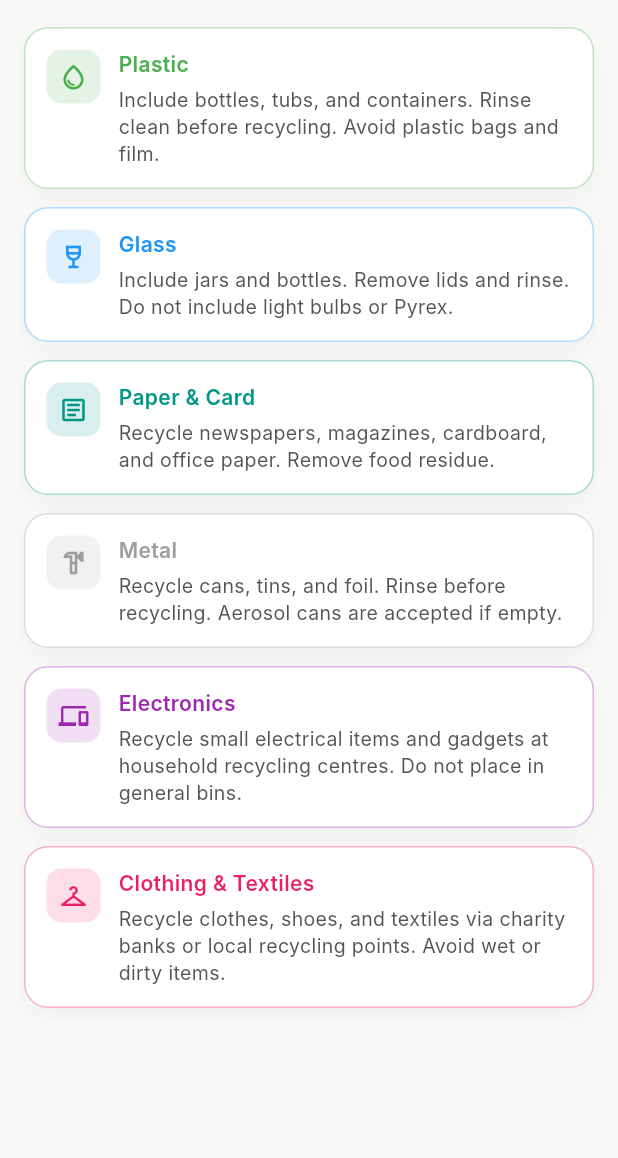
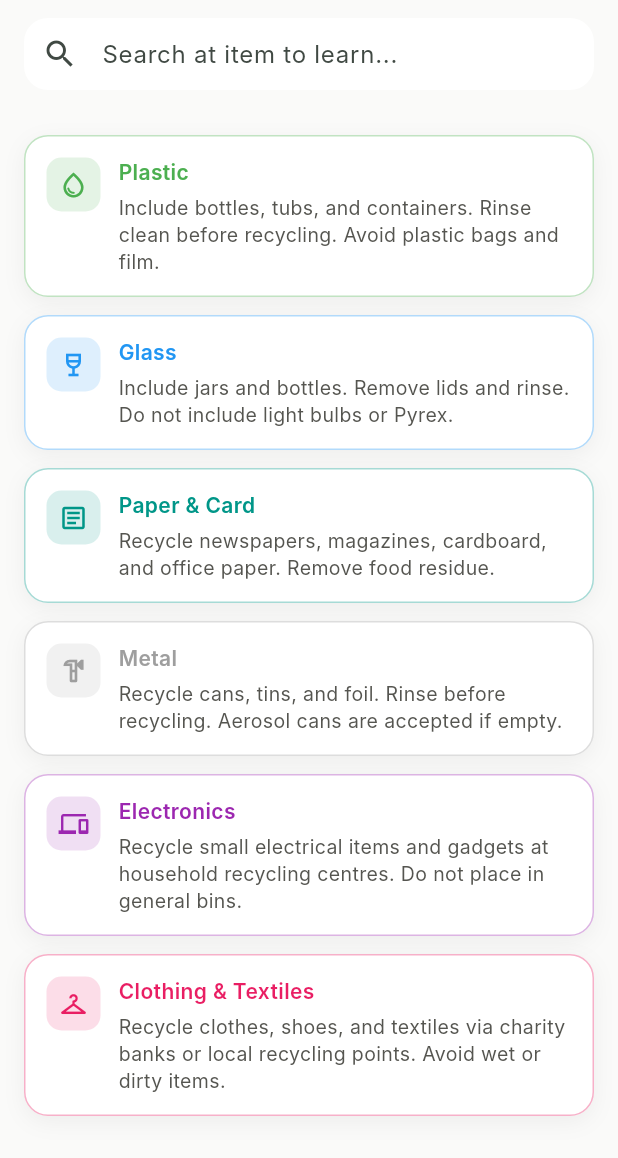
Before and after one commit to danielriddell21/hackpompey-recycling, a Flutter app: the LearnScreen screen opened directly, on a phone screen of 412 x 824 dp, the part 78-1236 px from its top. Run offline on Flutter 3.47's test engine with Material 3 defaults, Android fonts, the phone set to English and light mode, and no system bars; our stand-ins replace flutter_map, geolocator, image_picker, latlong2; missing offline and left inert: grpc, mobile_scanner, protobuf; Roboto replaces fonts that are missing (Inter); statements that could not run were skipped.

Commit message:
add search bar

```diff
--- a/flutter/barcode_scanner_app/lib/screens/learn_screen.dart
+++ b/flutter/barcode_scanner_app/lib/screens/learn_screen.dart
@@ -3,9 +3,14 @@ import '../theme/app_theme.dart';
 
 enum LearnCategory { plastic, glass, paper, metal, electronics, clothing }
 
-class LearnScreen extends StatelessWidget {
+class LearnScreen extends StatefulWidget {
   const LearnScreen({super.key});
 
+  @override
+  State<LearnScreen> createState() => _LearnScreenState();
+}
+
+class _LearnScreenState extends State<LearnScreen> {
   static const _categoryMeta = <LearnCategory, (String, Color, IconData, String)>{
     LearnCategory.plastic: (
       'Plastic',
@@ -45,18 +50,27 @@ class LearnScreen extends StatelessWidget {
     ),
   };
 
+  String _searchQuery = '';
+
   @override
   Widget build(BuildContext context) {
+    // Filter categories based on search query
+    final filteredCategories = LearnCategory.values.where((cat) {
+      final label = _categoryMeta[cat]!.$1.toLowerCase();
+      return label.contains(_searchQuery.toLowerCase());
+    }).toList();
+
     return Scaffold(
       backgroundColor: const Color(0xFFFAFAF9),
       body: SafeArea(
         child: Column(
           children: [
             _buildHeader(),
+            _buildSearchBar(),
             Expanded(
               child: ListView(
                 padding: const EdgeInsets.fromLTRB(16, 12, 16, 24),
-                children: LearnCategory.values.map((cat) {
+                children: filteredCategories.map((cat) {
                   final (label, color, icon, advice) = _categoryMeta[cat]!;
                   return _categoryCard(label, color, icon, advice);
                 }).toList(),
@@ -107,6 +121,30 @@ class LearnScreen extends StatelessWidget {
             ),
           ),
         ],
+      ),
+    );
+  }
+
+  Widget _buildSearchBar() {
+    return Padding(
+      padding: const EdgeInsets.symmetric(horizontal: 16, vertical: 12),
+      child: TextField(
+        onChanged: (value) {
+          setState(() {
+            _searchQuery = value;
+          });
+        },
+        decoration: InputDecoration(
+          hintText: 'Search at item to learn...',
+          prefixIcon: const Icon(Icons.search),
+          filled: true,
+          fillColor: Colors.white,
+          contentPadding: const EdgeInsets.symmetric(vertical: 12),
+          border: OutlineInputBorder(
+            borderRadius: BorderRadius.circular(16),
+            borderSide: BorderSide.none,
+          ),
+        ),
       ),
     );
   }
```
